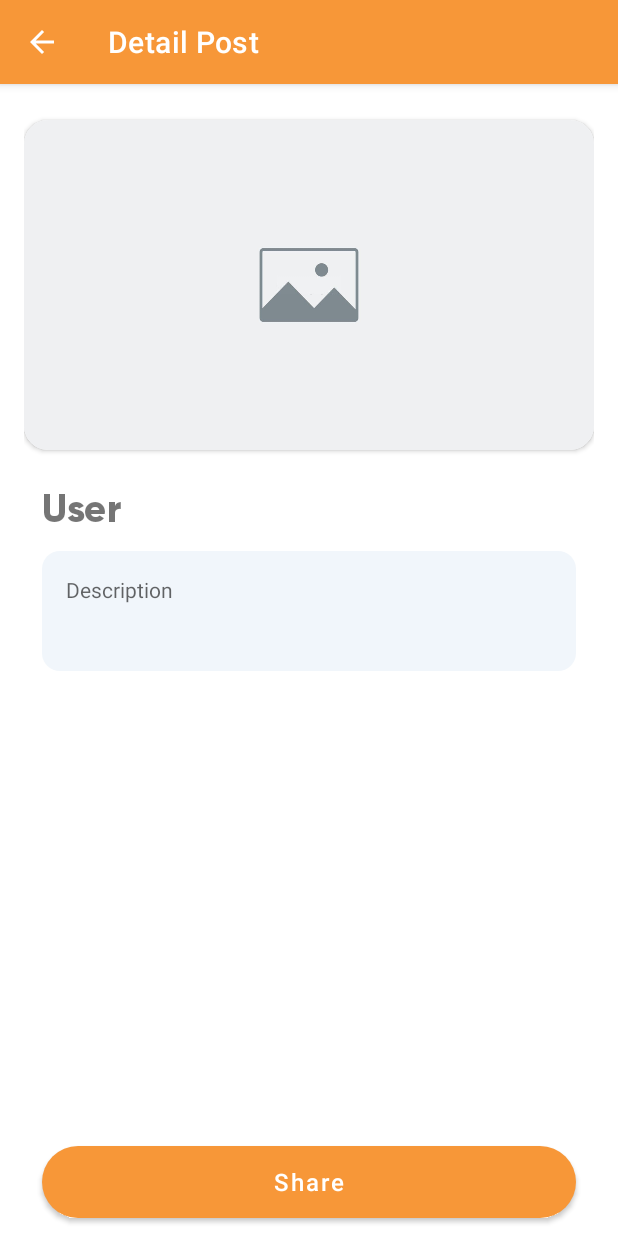
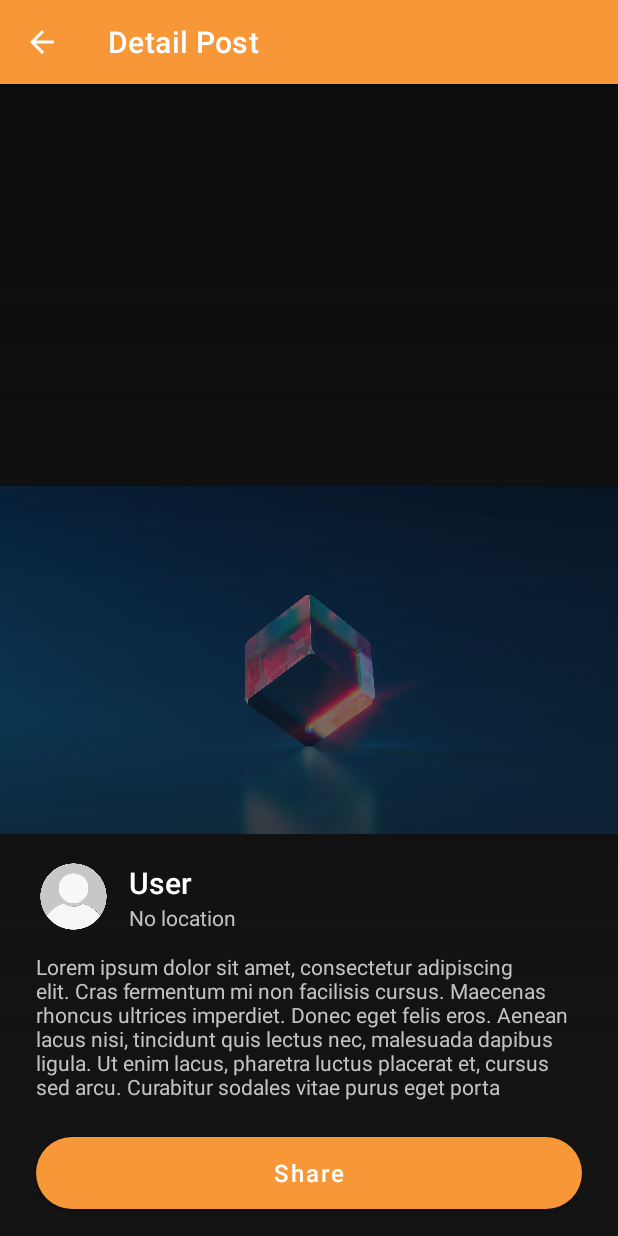
Before and after one commit to AlvinPradanaAntony/Story-App, an Android app: the DetailActivity screen opened directly, with no data from a screen before it, on a phone screen of 412 x 824 dp. Run offline under Robolectric (Android 15) with nearby library versions, the phone set to English and light mode, and no system bars; our stand-ins replace CircleImageView; pictures from the network do not load; 5 statements that could not run were skipped.

Commit message:
Update: Change Layout for Detail Page

```diff
--- a/app/src/main/java/com/devcode/storyapp/adapater/StoryAdapter.kt
+++ b/app/src/main/java/com/devcode/storyapp/adapater/StoryAdapter.kt
@@ -38,7 +38,7 @@ class StoryAdapter(private val listStories: ArrayList<ListStoryItem>) : Recycler
             loadImage(apiUrlAvatar, profileImage, R.drawable.ic_placeholder_photo)
             loadImage(apiPostImage, ivItemPhoto, R.drawable.bg_post_image)
         }
-        holder.itemView.setOnClickListener { onItemClickCallback.onItemClicked(listStories[holder.adapterPosition]) }
+        holder.itemView.setOnClickListener { onItemClickCallback.onItemClicked(listStories[holder.adapterPosition], apiUrlAvatar) }
     }
 
     private fun loadImage(url: String, imageView: ImageView, placeholder: Int) {
@@ -59,6 +59,6 @@ class StoryAdapter(private val listStories: ArrayList<ListStoryItem>) : Recycler
     }
 
     interface OnItemClickCallback {
-        fun onItemClicked(data: ListStoryItem)
+        fun onItemClicked(data: ListStoryItem, photo: String)
     }
 }
--- a/app/src/main/java/com/devcode/storyapp/ui/detailStories/DetailActivity.kt
+++ b/app/src/main/java/com/devcode/storyapp/ui/detailStories/DetailActivity.kt
@@ -2,8 +2,10 @@ package com.devcode.storyapp.ui.detailStories
 
 import android.content.Intent
 import android.os.Bundle
+import android.widget.ImageView
 import androidx.appcompat.app.AppCompatActivity
 import com.bumptech.glide.Glide
+import com.bumptech.glide.request.target.Target
 import com.devcode.storyapp.R
 import com.devcode.storyapp.databinding.ActivityDetailBinding
 import com.devcode.storyapp.db.ListStoryItem
@@ -34,11 +36,19 @@ class DetailActivity : AppCompatActivity() {
 
     private fun setupView() {
         val story = intent.getParcelableExtra<ListStoryItem>(EXTRA_STATE) as ListStoryItem
-        Glide.with(this)
-            .load(story.photoUrl)
-            .into(binding.ivDetailPhoto)
+        val photo = intent.getStringExtra(EXTRA_PHOTO).toString()
+        loadImage(photo, binding.ivPhotoProfile, R.drawable.ic_placeholder_photo)
+        loadImage(story.photoUrl, binding.ivDetailPhoto, R.drawable.ic_placeholder_photo)
         binding.tvDetailName.text = story.name
         binding.tvDetailDescription.text = story.description
+    }
+
+    private fun loadImage(url: String, imageView: ImageView, placeholder: Int) {
+        Glide.with(this)
+            .load(url)
+            .placeholder(placeholder)
+            .error(placeholder)
+            .into(imageView)
     }
 
     override fun onSupportNavigateUp(): Boolean {
@@ -48,5 +58,6 @@ class DetailActivity : AppCompatActivity() {
 
     companion object {
         const val EXTRA_STATE = "extra_state"
+        const val EXTRA_PHOTO = "extra_photo"
     }
 }
--- a/app/src/main/java/com/devcode/storyapp/ui/home/MainActivity.kt
+++ b/app/src/main/java/com/devcode/storyapp/ui/home/MainActivity.kt
@@ -84,9 +84,10 @@ class MainActivity : AppCompatActivity() {
         binding.rvStories.setHasFixedSize(true)
         binding.rvStories.adapter = adapter
         adapter.setOnItemClickCallback(object : StoryAdapter.OnItemClickCallback {
-            override fun onItemClicked(data: ListStoryItem) {
+            override fun onItemClicked(data: ListStoryItem, photo: String) {
                 val intent = Intent(this@MainActivity, DetailActivity::class.java)
                 intent.putExtra(DetailActivity.EXTRA_STATE, data)
+                intent.putExtra(DetailActivity.EXTRA_PHOTO, photo)
                 startActivity(intent)
             }
         })
--- /dev/null
+++ b/app/src/main/res/drawable/bg_gradient_detail_page.xml
@@ -0,0 +1,7 @@
+<?xml version="1.0" encoding="utf-8"?>
+<shape xmlns:android="http://schemas.android.com/apk/res/android">
+    <gradient
+        android:startColor="#141414"
+        android:endColor="#00131313"
+        android:angle="90" />
+</shape>
--- a/app/src/main/res/layout/activity_detail.xml
+++ b/app/src/main/res/layout/activity_detail.xml
@@ -1,80 +1,91 @@
 <?xml version="1.0" encoding="utf-8"?>
-<RelativeLayout xmlns:android="http://schemas.android.com/apk/res/android"
+<androidx.constraintlayout.widget.ConstraintLayout xmlns:android="http://schemas.android.com/apk/res/android"
     xmlns:app="http://schemas.android.com/apk/res-auto"
     xmlns:tools="http://schemas.android.com/tools"
     android:layout_width="match_parent"
     android:layout_height="match_parent"
     tools:context=".ui.detailStories.DetailActivity">
 
-    <ScrollView
+    <ImageView
+        android:id="@+id/iv_detail_photo"
         android:layout_width="match_parent"
-        android:layout_height="wrap_content">
+        android:layout_height="match_parent"
+        android:adjustViewBounds="true"
+        android:background="#F2000000"
+        android:scaleType="fitCenter"
+        android:src="@drawable/wallpaper"
+        android:contentDescription="@string/image_preview" />
+    <View
+        android:layout_width="match_parent"
+        android:layout_height="match_parent"
+        android:background="@drawable/bg_gradient_detail_page"
+        />
+    <LinearLayout
+        android:layout_width="match_parent"
+        android:layout_height="wrap_content"
+        android:layout_marginBottom="66dp"
+        android:orientation="vertical"
+        android:padding="24dp"
+        app:layout_constraintBottom_toBottomOf="@+id/iv_detail_photo"
+        app:layout_constraintEnd_toEndOf="parent"
+        app:layout_constraintHorizontal_bias="0.0"
+        app:layout_constraintStart_toStartOf="parent">
 
         <androidx.constraintlayout.widget.ConstraintLayout
             android:layout_width="match_parent"
             android:layout_height="wrap_content"
-            android:minHeight="720dp"
-            android:paddingHorizontal="16dp">
+            android:layout_marginBottom="12dp">
 
-            <androidx.cardview.widget.CardView
-                android:id="@+id/card_view"
-                android:layout_width="wrap_content"
+            <de.hdodenhof.circleimageview.CircleImageView
+                android:id="@+id/iv_photo_profile"
+                android:layout_width="50dp"
+                android:layout_height="50dp"
+                android:src="@drawable/ic_placeholder_photo"
+                app:layout_constraintBottom_toBottomOf="parent"
+                app:layout_constraintStart_toStartOf="parent"
+                app:layout_constraintTop_toTopOf="parent" />
+
+            <LinearLayout
+                android:layout_width="0dp"
                 android:layout_height="wrap_content"
-                android:layout_marginHorizontal="18dp"
-                android:layout_marginTop="24dp"
-                app:cardCornerRadius="16dp"
-                app:layout_constraintEnd_toEndOf="parent"
-                app:layout_constraintStart_toStartOf="parent"
-                app:layout_constraintTop_toTopOf="parent">
-
-                <ImageView
-                    android:id="@+id/iv_detail_photo"
-                    android:layout_width="wrap_content"
-                    android:layout_height="220dp"
-                    android:adjustViewBounds="true"
-                    android:scaleType="fitXY"
-                    android:src="@drawable/bg_post_image"
-                    android:contentDescription="@string/image_preview" />
-
-            </androidx.cardview.widget.CardView>
+                android:layout_marginStart="12dp"
+                android:orientation="vertical"
+                app:layout_constraintBottom_toBottomOf="@+id/iv_photo_profile"
+                app:layout_constraintStart_toEndOf="@+id/iv_photo_profile"
+                app:layout_constraintTop_toTopOf="@+id/iv_photo_profile">
 
                 <TextView
                     android:id="@+id/tv_detail_name"
                     android:layout_width="match_parent"
                     android:layout_height="wrap_content"
-                android:layout_marginTop="22dp"
-                android:layout_marginHorizontal="12dp"
-                android:fontFamily="@font/gilroy_extra_bold"
                     android:text="@string/username_account"
-                android:textSize="26sp"
-                app:layout_constraintEnd_toEndOf="parent"
-                app:layout_constraintStart_toStartOf="parent"
-                app:layout_constraintTop_toBottomOf="@+id/card_view" />
+                    android:textAppearance="@style/TextAppearance.AppCompat.Title"
+                    android:textColor="@color/white"
+                    app:layout_constraintStart_toEndOf="@+id/circleImageView" />
+
+                <TextView
+                    android:layout_width="match_parent"
+                    android:layout_height="wrap_content"
+                    android:text="@string/no_location"
+                    android:textColor="@color/textColorSecondary" />
+            </LinearLayout>
+
+        </androidx.constraintlayout.widget.ConstraintLayout>
 
         <TextView
             android:id="@+id/tv_detail_description"
             android:layout_width="match_parent"
             android:layout_height="wrap_content"
-                android:layout_marginHorizontal="12dp"
-                android:layout_marginTop="12dp"
-                android:background="@drawable/style_bg_edittext"
-                android:gravity="top"
-                android:hint="@string/description"
-                android:minHeight="80dp"
-                android:paddingHorizontal="16dp"
-                android:paddingTop="16dp"
-                app:layout_constraintEnd_toEndOf="parent"
-                app:layout_constraintStart_toStartOf="parent"
-                app:layout_constraintTop_toBottomOf="@+id/tv_detail_name" />
+            android:text="@string/example_description"
+            android:textColor="@color/textColorSecondary" />
+    </LinearLayout>
 
-        </androidx.constraintlayout.widget.ConstraintLayout>
-    </ScrollView>
     <Button
         android:id="@+id/btn_detail_share"
         android:layout_width="match_parent"
         android:layout_height="wrap_content"
-        android:layout_marginHorizontal="28dp"
-        android:layout_marginBottom="12dp"
+        android:layout_marginHorizontal="24dp"
+        android:layout_marginBottom="18dp"
         android:background="@drawable/style_button"
         android:text="@string/share"
         android:textSize="16sp"
@@ -84,4 +95,4 @@
         app:layout_constraintEnd_toEndOf="parent"
         app:layout_constraintStart_toStartOf="parent" />
 
-</RelativeLayout>
+</androidx.constraintlayout.widget.ConstraintLayout>
--- a/app/src/main/res/values/colors.xml
+++ b/app/src/main/res/values/colors.xml
@@ -18,6 +18,7 @@
     <color name="textColorPrimary">#535454</color>
     <color name="textColorCaption">#848484</color>
     <color name="textColorCaption2">#A1A1A1</color>
+    <color name="textColorSecondary">#C2C2C2</color>
     <color name="colorDivider">#77B1B1B1</color>
     <color name="colorOverlay">#74000000</color>
 
--- a/app/src/main/res/values/strings.xml
+++ b/app/src/main/res/values/strings.xml
@@ -56,4 +56,7 @@
     <string name="failed_open_camera">Failed to open camera…</string>
     <string name="failed_uploading_pic">Failed to uploading…</string>
     <string name="text_to_share">Share via…</string>
+    <string name="example_description">Lorem ipsum dolor sit amet, consectetur adipiscing elit. Cras fermentum mi non facilisis cursus. Maecenas rhoncus ultrices imperdiet. Donec eget felis eros. Aenean lacus nisi, tincidunt quis lectus nec, malesuada dapibus ligula. Ut enim lacus, pharetra luctus placerat et, cursus sed arcu. Curabitur sodales vitae purus eget porta</string>
+    <string name="location">Location</string>
+    <string name="no_location">No location</string>
 </resources>
```
Also changed, not shown: app/src/main/res/drawable/wallpaper.jpg (added), 3 other files. Lines whose indentation alone changed are shown as unchanged.
